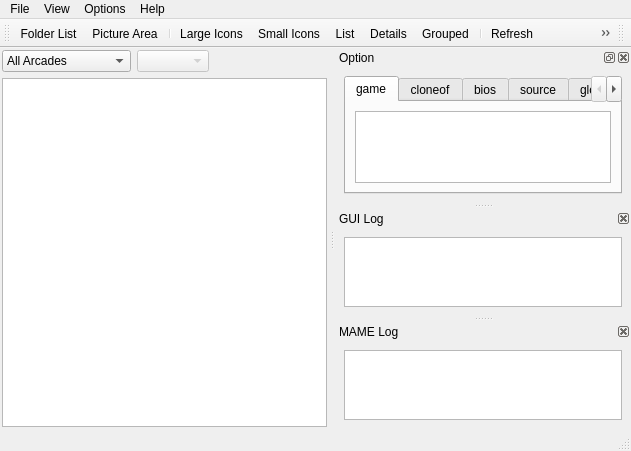
Old version of the form trunk/mamep/qtui/qmc2main.ui in the repository svn2github/mameplus.
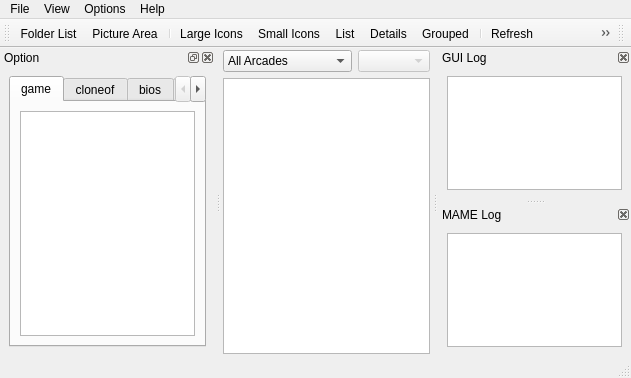
New version of the form. Icons and pictures are not drawn.

```diff
--- a/trunk/mamep/qtui/qmc2main.ui
+++ b/trunk/mamep/qtui/qmc2main.ui
@@ -173,7 +173,7 @@
     <string>Option</string>
    </property>
    <attribute name="dockWidgetArea" >
-    <number>2</number>
+    <number>1</number>
    </attribute>
    <widget class="QWidget" name="dockWidgetContents_6" >
     <layout class="QGridLayout" >
```
Left out of the diff: 5 changed lines with no effect on the pictures.
